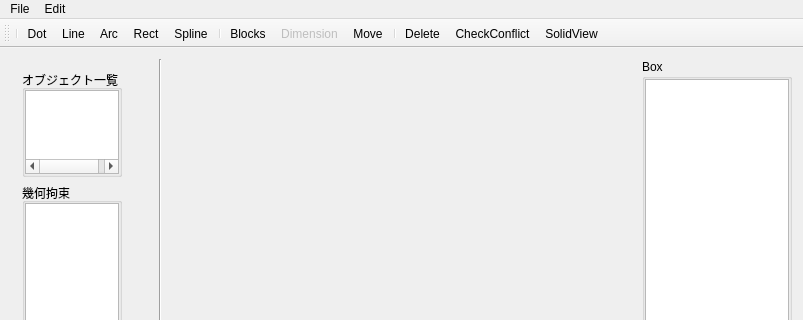
Old version of the form src/MainWindow.ui in the repository hal1437/BlockMaker; both pictures show x 0 to 803 and y 0 to 320 of the 803 by 465 pixel window.
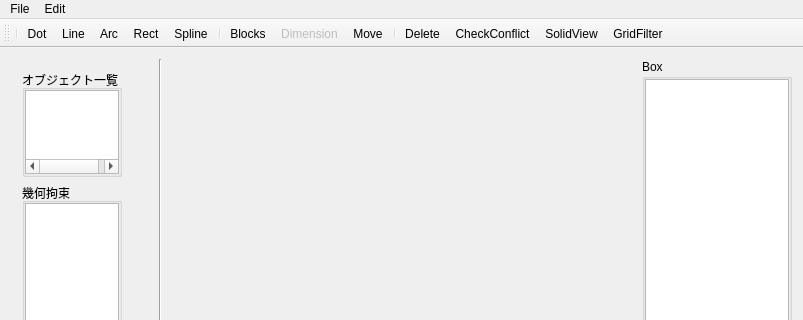
New version of the form. Icons and pictures are not drawn. Custom widgets are drawn as their Qt base class.

Commit message: GridFilterを追加

```diff
--- a/src/MainWindow.ui
+++ b/src/MainWindow.ui
@@ -386,6 +386,7 @@
    <addaction name="actionDelete"/>
    <addaction name="actionCheckConflict"/>
    <addaction name="actionSolidView"/>
+   <addaction name="actionGridFilter"/>
   </widget>
   <widget class="QStatusBar" name="statusBar"/>
   <action name="ToolDot">
@@ -567,6 +568,14 @@
     <string>SolidView</string>
    </property>
   </action>
+  <action name="actionGridFilter">
+   <property name="text">
+    <string>GridFilter</string>
+   </property>
+   <property name="toolTip">
+    <string>GridFilter</string>
+   </property>
+  </action>
  </widget>
  <layoutdefault spacing="6" margin="11"/>
  <customwidgets>
```
The commit also changes 12 other files.
